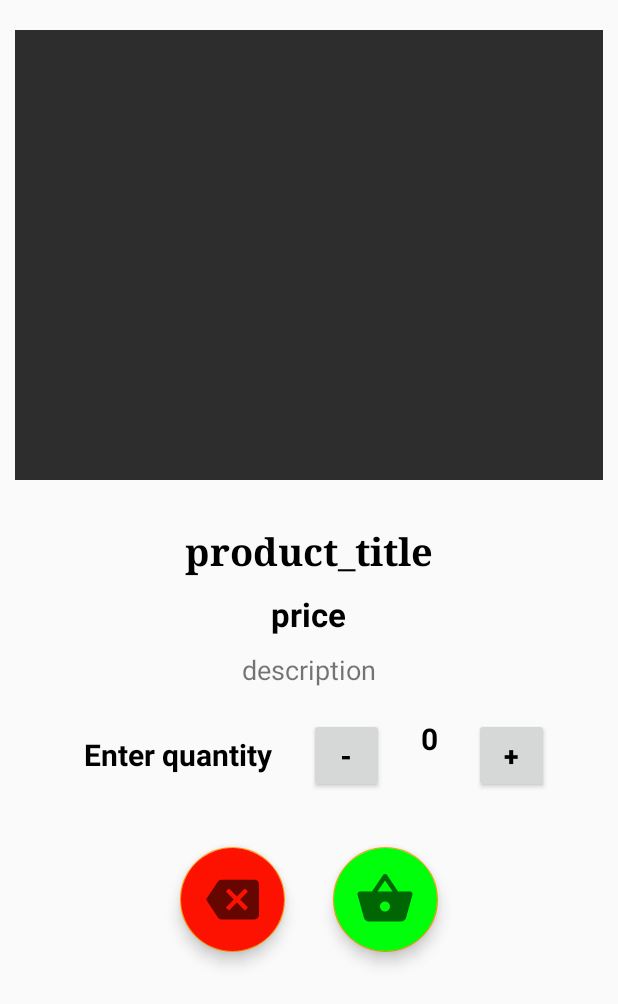
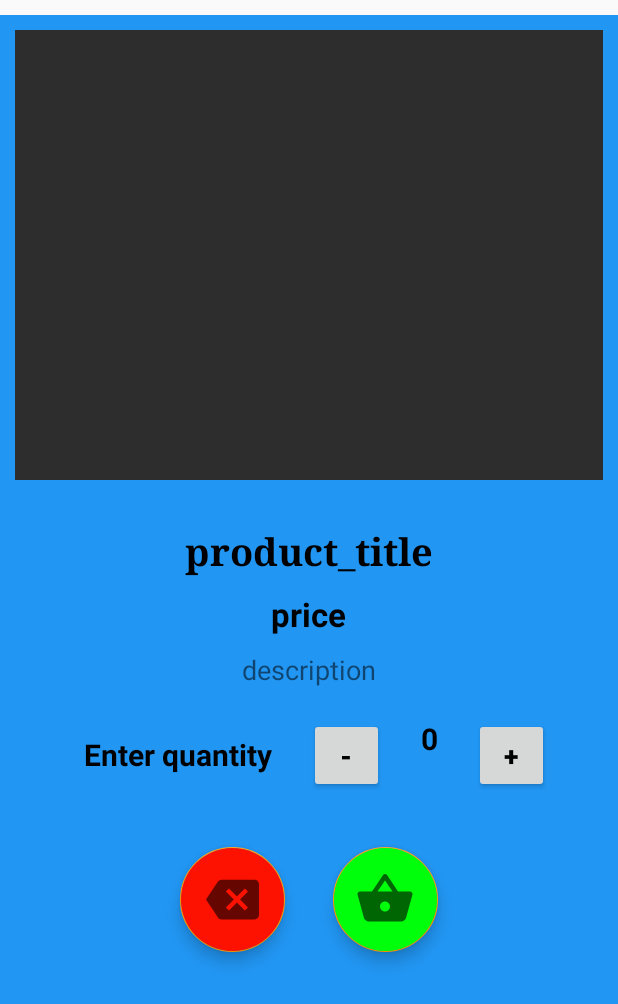
Before and after one commit to Navan005/DraftTrip, an Android app: the layout activity_brief.xml on its own in the app's theme, with its tools: preview values and no code run, on a phone screen of 412 x 824 dp. Shown: the top 1004 px of the screen. Run offline under Robolectric (Android 15) with nearby library versions, the phone set to English and light mode, and no system bars.

Commit message:
by avneet

```diff
--- a/app/src/main/res/layout/activity_brief.xml
+++ b/app/src/main/res/layout/activity_brief.xml
@@ -10,6 +10,7 @@
         android:layout_width="match_parent"
         android:layout_height="match_parent"
         android:layout_marginTop="10dp"
+        android:background="#2196F3"
         android:padding="10dp">
 
         <LinearLayout
@@ -19,14 +20,13 @@
             android:orientation="vertical">
 
 
-
             <ImageView
+                android:id="@+id/pro_thumbnail"
                 android:layout_width="match_parent"
                 android:layout_height="300dp"
                 android:background="#2d2d2d"
-                android:id="@+id/pro_thumbnail"
-                android:scaleType="centerCrop"
-                android:contentDescription="product_image" />
+                android:contentDescription="product_image"
+                android:scaleType="centerCrop" />
 
 
             <TextView
@@ -44,20 +44,19 @@
                 android:id="@+id/price_pro"
                 android:layout_width="wrap_content"
                 android:layout_height="wrap_content"
+                android:layout_marginTop="10dp"
                 android:text="price"
-                android:layout_marginTop="10dp"
+                android:textColor="#000000"
                 android:textSize="22sp"
-                android:textStyle="bold"
-                android:textColor="#000000"/>
+                android:textStyle="bold" />
 
             <TextView
                 android:id="@+id/product_description"
-                android:textSize="18sp"
-                android:layout_marginTop="10dp"
                 android:layout_width="wrap_content"
                 android:layout_height="wrap_content"
+                android:layout_marginTop="10dp"
                 android:text="description"
-                />
+                android:textSize="18sp" />
 
             <LinearLayout
                 android:layout_width="wrap_content"
@@ -72,9 +71,9 @@
                     android:layout_marginLeft="10dp"
                     android:layout_marginRight="10dp"
                     android:text="Enter quantity"
-                    android:textStyle="bold"
                     android:textColor="#000000"
-                    android:textSize="20sp" />
+                    android:textSize="20sp"
+                    android:textStyle="bold" />
 
 
                 <Button
@@ -93,12 +92,12 @@
                     android:layout_marginLeft="10dp"
                     android:layout_marginRight="10dp"
 
+                    android:autofillHints=""
                     android:text="0"
-                    android:textStyle="bold"
                     android:textAlignment="center"
+                    android:textColor="#000000"
                     android:textSize="20sp"
-                    android:textColor="#000000"
-                    android:autofillHints="" />
+                    android:textStyle="bold" />
 
                 <Button
                     android:id="@+id/add_btn"
@@ -124,9 +123,9 @@
                     android:layout_gravity="bottom|end"
                     android:layout_margin="16dp"
                     android:backgroundTint="#FD1201"
+                    android:src="@drawable/ic_baseline_backspace_24"
                     app:fabCustomSize="70dp"
                     app:maxImageSize="35dp"
-                    android:src="@drawable/ic_baseline_backspace_24"
                     tools:ignore="UnusedAttribute" />
 
                 <com.google.android.material.floatingactionbutton.FloatingActionButton
@@ -136,20 +135,17 @@
                     android:layout_gravity="bottom|end"
                     android:layout_margin="16dp"
                     android:background="@drawable/buttons"
+                    android:backgroundTint="#00FF0A"
+                    android:src="@drawable/ic_baseline_shopping_basket_24"
                     app:fabCustomSize="70dp"
-                    android:backgroundTint="#00FF0A"
                     app:maxImageSize="40dp"
-                    android:src="@drawable/ic_baseline_shopping_basket_24"
                     tools:ignore="UnusedAttribute" />
 
 
             </LinearLayout>
 
 
-
-
         </LinearLayout>
-
 
 
     </androidx.core.widget.NestedScrollView>
--- a/app/src/main/res/layout/activity_paynow.xml
+++ b/app/src/main/res/layout/activity_paynow.xml
@@ -4,6 +4,7 @@
     xmlns:tools="http://schemas.android.com/tools"
     android:layout_width="match_parent"
     android:layout_height="match_parent"
+    android:background="#2196F3"
     tools:context=".ListActivity">
 
     <EditText
```
